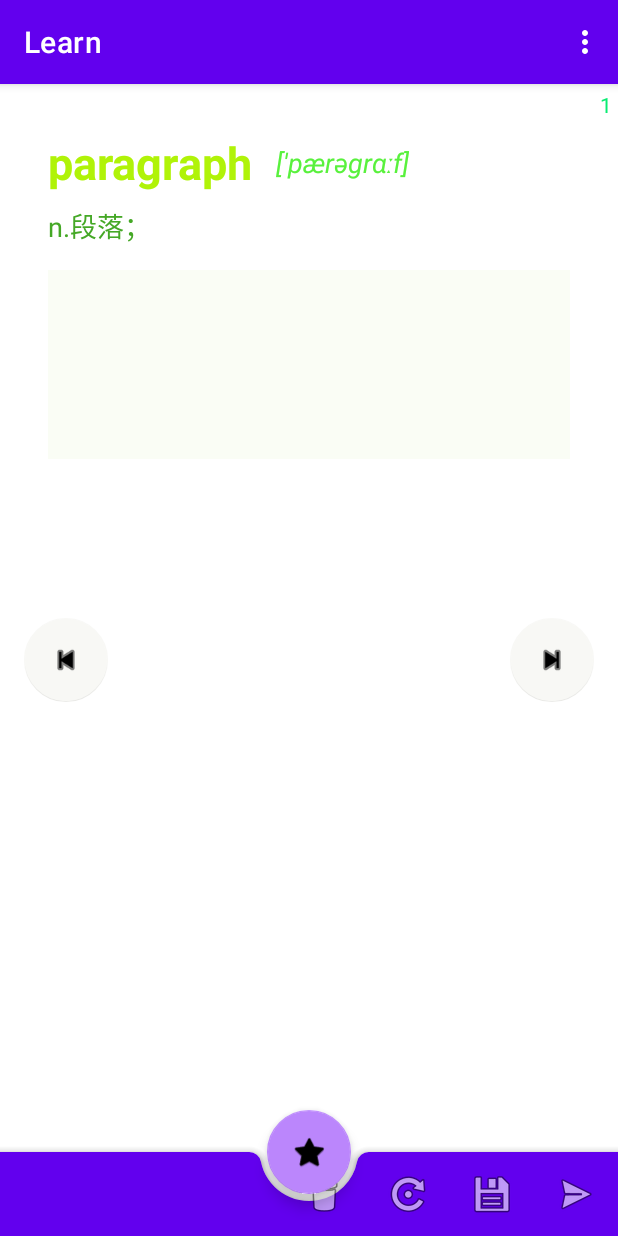
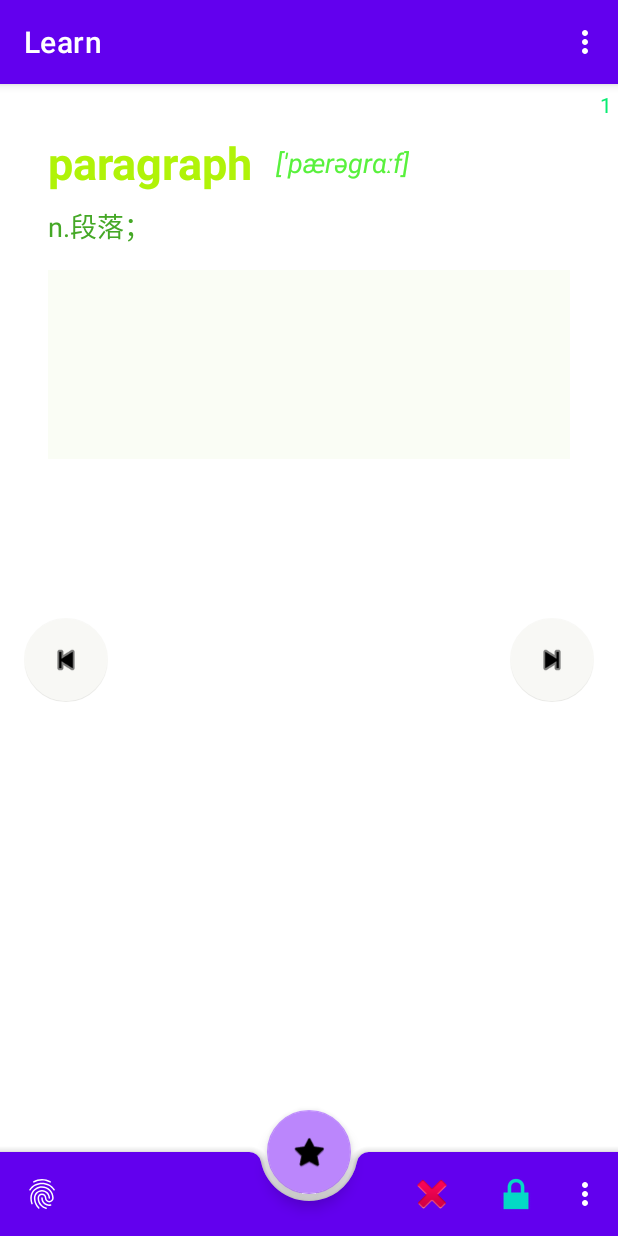
Before and after one commit to zhaohongbogit/english, an Android app: the screen it shows after launch (MainActivity), on a phone screen of 412 x 824 dp. Run offline under Robolectric (Android 15) with nearby library versions, the phone set to English and light mode, and no system bars; our stand-ins replace Room's generated code, navigation-ui.

Commit message:
菜单样式重构

```diff
--- a/app/build.gradle
+++ b/app/build.gradle
@@ -11,7 +11,7 @@ android {
 
     defaultConfig {
         applicationId "tk.hb.english"
-        minSdkVersion 19
+        minSdkVersion 23
         targetSdkVersion 30
         versionCode 1
         versionName "1.0"
--- a/app/src/main/res/layout/fragment_first.xml
+++ b/app/src/main/res/layout/fragment_first.xml
@@ -97,7 +97,8 @@
         app:layout_constraintBottom_toBottomOf="parent"
         app:layout_constraintEnd_toEndOf="parent"
         app:layout_constraintStart_toStartOf="parent"
-        app:menu="@menu/menu_learn_bottom" />
+        app:menu="@menu/menu_learn_bottom"
+        app:navigationIcon="?android:attr/fingerprintAuthDrawable" />
 
     <com.google.android.material.floatingactionbutton.FloatingActionButton
         android:id="@+id/fabFavorite"
--- a/app/src/main/res/menu/menu_learn_bottom.xml
+++ b/app/src/main/res/menu/menu_learn_bottom.xml
@@ -4,22 +4,22 @@
 
     <item
         android:id="@+id/bottomDel"
-        android:icon="@android:drawable/ic_menu_delete"
+        android:icon="@android:drawable/ic_delete"
         android:title="Delete"
         app:showAsAction="always" />
+    <item
+        android:id="@+id/bottomSave"
+        android:icon="@android:drawable/ic_lock_lock"
+        android:title="Save"
+        app:showAsAction="always|withText" />
     <item
         android:id="@+id/bottomClear"
         android:icon="@android:drawable/ic_menu_rotate"
         android:title="Clear"
-        app:showAsAction="always" />
-    <item
-        android:id="@+id/bottomSave"
-        android:icon="@android:drawable/ic_menu_save"
-        android:title="Save"
-        app:showAsAction="always|withText" />
+        app:showAsAction="ifRoom" />
     <item
         android:id="@+id/bottomGo"
         android:icon="@android:drawable/ic_menu_send"
         android:title="Go"
-        app:showAsAction="always|withText" />
+        app:showAsAction="ifRoom" />
 </menu>
```
